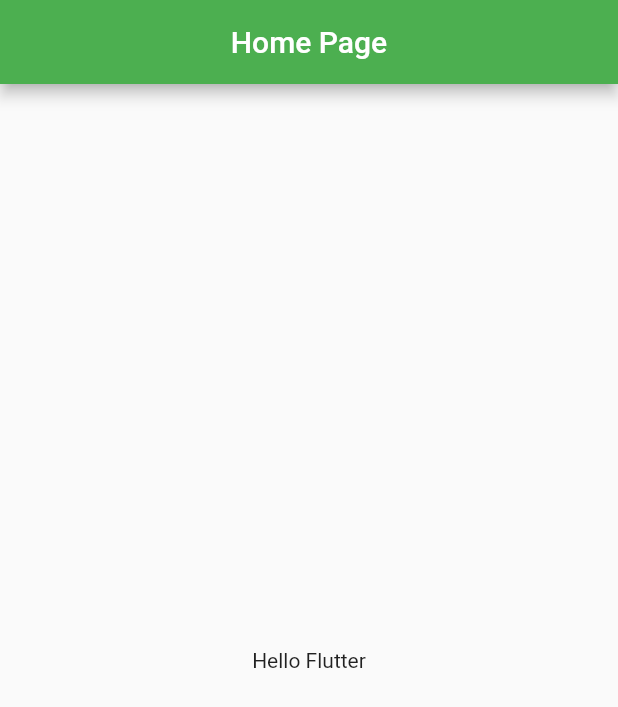
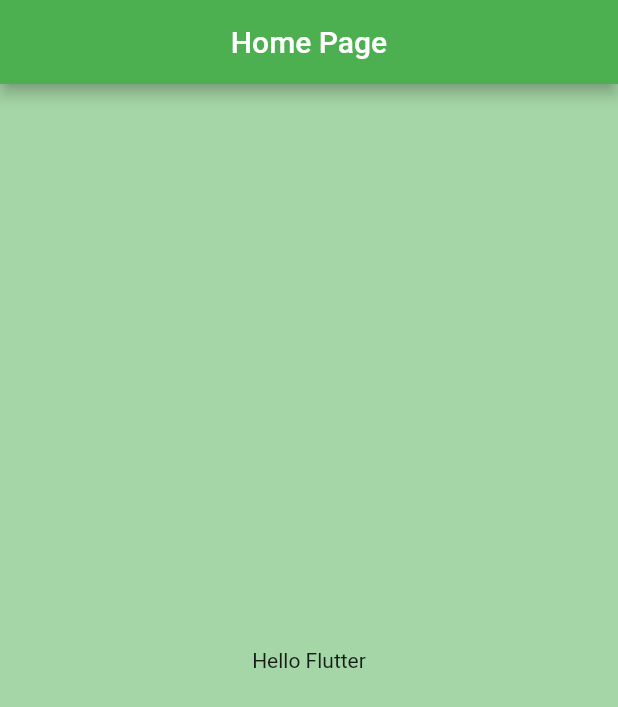
Before and after one commit to bzamanbd/my_flutter_study, a Flutter app: the screen it shows after launch, on a phone screen of 412 x 824 dp. Shown: the top 707 px of the screen. Run offline on Flutter 3.47's test engine with Material 2 defaults, Android fonts, the phone set to English and light mode, and no system bars.

Commit message:
2nd commit app bg color

```diff
--- a/lib/pages/home_page.dart
+++ b/lib/pages/home_page.dart
@@ -16,6 +16,7 @@ class HomePage extends StatelessWidget {
       body: const Center(
         child: Text('Hello Flutter'),
       ),
+      backgroundColor: Colors.green[200],
     );
   }
 }
```
